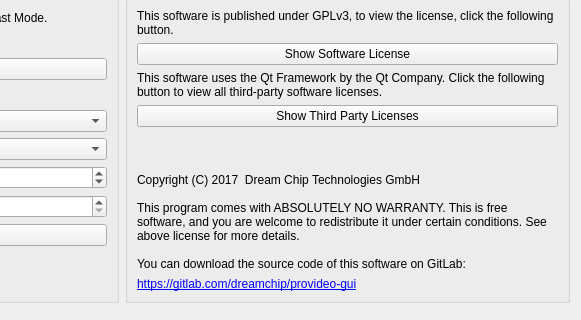
Qt form dct_widgets/infobox/infobox.ui (KAYA-Instruments/SDI-Control-Point) before a commit; both pictures show x 292 to 873 and y 621 to 941 of the 873 by 941 pixel window.
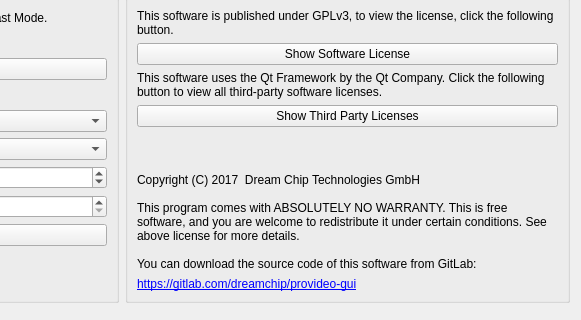
The same form after that commit.

Commit message:
Fixed small dpcc bugs and other things:
- Fixed a bug where the "your dpcc table is not valid" dialog pops up
  if the device is changed
- A normal cursor will be shown during the "your dpcc table is not valid"
  dialog instead of the busy cursor
- Fixed typo in infobox

```diff
--- a/dct_widgets/infobox/infobox.ui
+++ b/dct_widgets/infobox/infobox.ui
@@ -900,7 +900,7 @@
 
 This program comes with ABSOLUTELY NO WARRANTY. This is free software, and you are welcome to redistribute it under certain conditions. See above license for more details.
 
-You can download the source code of this software on GitLab:</string>
+You can download the source code of this software from GitLab:</string>
           </property>
           <property name="wordWrap">
            <bool>true</bool>
```
The commit also changes 2 other files.
